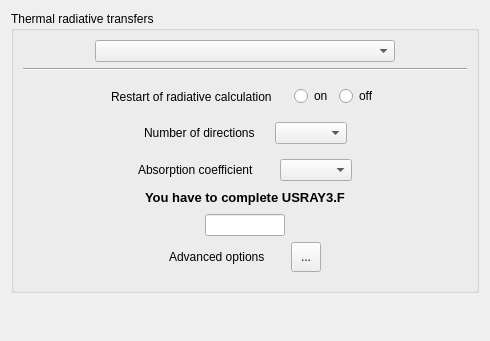
First picture: the form in gui/Pages/ThermalRadiationForm.ui, repository code-saturne/code_saturne, before the edit.
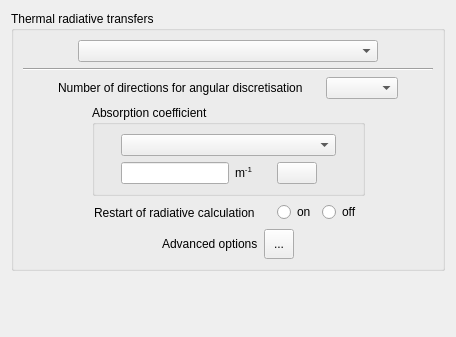
Second picture: the form after the edit. Icons and pictures are not drawn.

Commit message: Numerous modifications in the Graphical User Interface. - refactoring of GUI reader. - update coal combustion management for oxycombustion modelling - update radiative transfer management (partly) - activate formula management for b.c., phys. prop., ... - activate atmospheric modelling - activate mobile mesh and fluid structure interaction management - several fixes

Diff of the .ui file:
```diff
--- a/gui/Pages/ThermalRadiationForm.ui
+++ b/gui/Pages/ThermalRadiationForm.ui
@@ -5,21 +5,21 @@
    <rect>
     <x>0</x>
     <y>0</y>
-    <width>490</width>
-    <height>341</height>
+    <width>456</width>
+    <height>337</height>
    </rect>
   </property>
   <property name="windowTitle" >
    <string>Form</string>
   </property>
-  <layout class="QGridLayout" >
+  <layout class="QGridLayout" name="gridLayout_2" >
    <item row="0" column="0" >
     <widget class="QGroupBox" name="groupBox" >
      <property name="title" >
       <string>Thermal radiative transfers</string>
      </property>
-     <layout class="QGridLayout" >
-      <item row="0" column="0" >
+     <layout class="QVBoxLayout" name="verticalLayout_2" >
+      <item>
        <layout class="QHBoxLayout" >
         <item>
          <spacer>
@@ -65,14 +65,14 @@
         </item>
        </layout>
       </item>
-      <item row="1" column="0" >
+      <item>
        <widget class="Line" name="line" >
         <property name="orientation" >
          <enum>Qt::Horizontal</enum>
         </property>
        </widget>
       </item>
-      <item row="2" column="0" >
+      <item>
        <widget class="QFrame" name="frameOptions" >
         <property name="frameShape" >
          <enum>QFrame::NoFrame</enum>
@@ -80,82 +80,11 @@
         <property name="frameShadow" >
          <enum>QFrame::Raised</enum>
         </property>
-        <layout class="QGridLayout" >
-         <item row="0" column="0" >
-          <layout class="QHBoxLayout" >
-           <item>
-            <spacer>
-             <property name="orientation" >
-              <enum>Qt::Horizontal</enum>
-             </property>
-             <property name="sizeHint" >
-              <size>
-               <width>20</width>
-               <height>21</height>
-              </size>
-             </property>
-            </spacer>
-           </item>
+        <layout class="QVBoxLayout" name="verticalLayout" >
+         <property name="margin" >
+          <number>0</number>
+         </property>
            <item>
-            <layout class="QHBoxLayout" >
-             <item>
-              <widget class="QLabel" name="labelRestart" >
-               <property name="text" >
-                <string>Restart of radiative calculation</string>
-               </property>
-              </widget>
-             </item>
-             <item>
-              <spacer>
-               <property name="orientation" >
-                <enum>Qt::Horizontal</enum>
-               </property>
-               <property name="sizeHint" >
-                <size>
-                 <width>16</width>
-                 <height>16</height>
-                </size>
-               </property>
-              </spacer>
-             </item>
-             <item>
-              <widget class="QRadioButton" name="radioButtonOn" >
-               <property name="toolTip" >
-                <string>Code_Saturne key words: ISUIRD</string>
-               </property>
-               <property name="text" >
-                <string>on</string>
-               </property>
-              </widget>
-             </item>
-             <item>
-              <widget class="QRadioButton" name="radioButtonOff" >
-               <property name="toolTip" >
-                <string>Code_Saturne key words: ISUIRD</string>
-               </property>
-               <property name="text" >
-                <string>off</string>
-               </property>
-              </widget>
-             </item>
-            </layout>
-           </item>
-           <item>
-            <spacer>
-             <property name="orientation" >
-              <enum>Qt::Horizontal</enum>
-             </property>
-             <property name="sizeHint" >
-              <size>
-               <width>16</width>
-               <height>16</height>
-              </size>
-             </property>
-            </spacer>
-           </item>
-          </layout>
-         </item>
-         <item row="1" column="0" >
           <widget class="QFrame" name="frameDirection" >
            <property name="frameShape" >
             <enum>QFrame::NoFrame</enum>
@@ -164,6 +93,9 @@
             <enum>QFrame::Raised</enum>
            </property>
            <layout class="QGridLayout" >
+            <property name="margin" >
+             <number>0</number>
+            </property>
             <item row="0" column="0" >
              <layout class="QHBoxLayout" >
               <item>
@@ -171,7 +103,7 @@
                 <property name="orientation" >
                  <enum>Qt::Horizontal</enum>
                 </property>
-                <property name="sizeHint" >
+                <property name="sizeHint" stdset="0" >
                  <size>
                   <width>16</width>
                   <height>16</height>
@@ -187,7 +119,7 @@
                 <item>
                  <widget class="QLabel" name="labelDirection" >
                   <property name="text" >
-                   <string>Number of directions</string>
+                   <string>Number of directions for angular discretisation </string>
                   </property>
                  </widget>
                 </item>
@@ -196,7 +128,7 @@
                   <property name="orientation" >
                    <enum>Qt::Horizontal</enum>
                   </property>
-                  <property name="sizeHint" >
+                  <property name="sizeHint" stdset="0" >
                    <size>
                     <width>20</width>
                     <height>20</height>
@@ -218,7 +150,7 @@
                 <property name="orientation" >
                  <enum>Qt::Horizontal</enum>
                 </property>
-                <property name="sizeHint" >
+                <property name="sizeHint" stdset="0" >
                  <size>
                   <width>20</width>
                   <height>20</height>
@@ -231,155 +163,217 @@
            </layout>
           </widget>
          </item>
-         <item row="2" column="0" >
-          <layout class="QHBoxLayout" >
            <item>
-            <spacer>
+          <layout class="QHBoxLayout" name="horizontalLayout_3" >
+           <item>
+            <spacer name="horizontalSpacer_4" >
              <property name="orientation" >
               <enum>Qt::Horizontal</enum>
              </property>
-             <property name="sizeHint" >
+             <property name="sizeHint" stdset="0" >
               <size>
-               <width>20</width>
-               <height>20</height>
+               <width>17</width>
+               <height>17</height>
               </size>
              </property>
             </spacer>
            </item>
            <item>
-            <layout class="QHBoxLayout" >
-             <item>
-              <widget class="QLabel" name="label" >
-               <property name="text" >
+            <widget class="QGroupBox" name="groupBox_2" >
+             <property name="title" >
                 <string>Absorption coefficient</string>
                </property>
-              </widget>
-             </item>
+             <layout class="QHBoxLayout" name="horizontalLayout_2" >
              <item>
-              <spacer>
+               <spacer name="horizontalSpacer_2" >
                <property name="orientation" >
                 <enum>Qt::Horizontal</enum>
                </property>
-               <property name="sizeHint" >
+                <property name="sizeHint" stdset="0" >
                 <size>
-                 <width>20</width>
-                 <height>21</height>
+                  <width>17</width>
+                  <height>17</height>
                 </size>
                </property>
               </spacer>
              </item>
              <item>
+               <layout class="QGridLayout" name="gridLayout" >
+                <item row="0" column="0" colspan="2" >
               <widget class="QComboBox" name="comboBoxAbsorption" />
              </item>
-            </layout>
+                <item row="1" column="0" >
+                 <layout class="QHBoxLayout" name="horizontalLayout" >
+                  <item>
+                   <widget class="QLineEdit" name="lineEditCoeff" />
            </item>
            <item>
-            <spacer>
+                   <widget class="QLabel" name="label" >
+                    <property name="text" >
+                     <string>m&lt;sup>-1&lt;/sup></string>
+                    </property>
+                   </widget>
+                  </item>
+                  <item>
+                   <spacer name="horizontalSpacer" >
              <property name="orientation" >
               <enum>Qt::Horizontal</enum>
              </property>
-             <property name="sizeHint" >
+                    <property name="sizeHint" stdset="0" >
               <size>
-               <width>16</width>
-               <height>16</height>
+                      <width>17</width>
+                      <height>17</height>
               </size>
              </property>
             </spacer>
            </item>
-          </layout>
-         </item>
-         <item row="3" column="0" >
-          <layout class="QHBoxLayout" >
-           <item>
-            <spacer>
+                  <item>
+                   <widget class="QPushButton" name="pushButtonCoeffFormula" >
+                    <property name="text" >
+                     <string/>
+                    </property>
+                    <property name="icon" >
+                     <iconset resource="resources_pages.qrc" >
+                      <normaloff>:/new/prefix1/icons/22x22/edit-find-replace.png</normaloff>:/new/prefix1/icons/22x22/edit-find-replace.png</iconset>
+                    </property>
+                    <property name="iconSize" >
+                     <size>
+                      <width>22</width>
+                      <height>22</height>
+                     </size>
+                    </property>
+                   </widget>
+                  </item>
+                 </layout>
+                </item>
+                <item row="1" column="1" >
+                 <spacer name="horizontalSpacer_6" >
              <property name="orientation" >
               <enum>Qt::Horizontal</enum>
              </property>
-             <property name="sizeHint" >
+                  <property name="sizeHint" stdset="0" >
               <size>
-               <width>20</width>
+                    <width>13</width>
                <height>20</height>
               </size>
              </property>
             </spacer>
            </item>
+               </layout>
+              </item>
            <item>
-            <widget class="QLabel" name="labelVariCoeff" >
-             <property name="font" >
-              <font>
-               <pointsize>10</pointsize>
-               <weight>75</weight>
-               <bold>true</bold>
-              </font>
-             </property>
-             <property name="text" >
-              <string>You have to complete USRAY3.F</string>
-             </property>
+               <spacer name="horizontalSpacer_3" >
+                <property name="orientation" >
+                 <enum>Qt::Horizontal</enum>
+                </property>
+                <property name="sizeHint" stdset="0" >
+                 <size>
+                  <width>17</width>
+                  <height>17</height>
+                 </size>
+                </property>
+               </spacer>
+              </item>
+             </layout>
             </widget>
            </item>
            <item>
-            <spacer>
+            <spacer name="horizontalSpacer_5" >
              <property name="orientation" >
               <enum>Qt::Horizontal</enum>
              </property>
-             <property name="sizeHint" >
+             <property name="sizeHint" stdset="0" >
               <size>
-               <width>16</width>
-               <height>21</height>
+               <width>13</width>
+               <height>13</height>
               </size>
              </property>
             </spacer>
            </item>
           </layout>
          </item>
-         <item row="4" column="0" >
+         <item>
           <layout class="QHBoxLayout" >
            <item>
             <spacer>
              <property name="orientation" >
               <enum>Qt::Horizontal</enum>
              </property>
-             <property name="sizeHint" >
+             <property name="sizeHint" stdset="0" >
               <size>
                <width>20</width>
-               <height>20</height>
+               <height>21</height>
               </size>
              </property>
             </spacer>
            </item>
            <item>
-            <widget class="QLineEdit" name="lineEditCoeff" >
-             <property name="maximumSize" >
+            <layout class="QHBoxLayout" >
+             <item>
+              <widget class="QLabel" name="labelRestart" >
+               <property name="text" >
+                <string>Restart of radiative calculation</string>
+               </property>
+              </widget>
+             </item>
+             <item>
+              <spacer>
+               <property name="orientation" >
+                <enum>Qt::Horizontal</enum>
+               </property>
+               <property name="sizeHint" stdset="0" >
               <size>
-               <width>80</width>
-               <height>16777215</height>
-              </size>
-             </property>
+                 <width>16</width>
+                 <height>16</height>
+                </size>
+               </property>
+              </spacer>
+             </item>
+             <item>
+              <widget class="QRadioButton" name="radioButtonOn" >
+               <property name="toolTip" >
+                <string>Code_Saturne key words: ISUIRD</string>
+               </property>
+               <property name="text" >
+                <string>on</string>
+               </property>
             </widget>
            </item>
            <item>
+              <widget class="QRadioButton" name="radioButtonOff" >
+               <property name="toolTip" >
+                <string>Code_Saturne key words: ISUIRD</string>
+               </property>
+               <property name="text" >
+                <string>off</string>
+               </property>
+              </widget>
+             </item>
+            </layout>
+           </item>
+           <item>
             <spacer>
              <property name="orientation" >
               <enum>Qt::Horizontal</enum>
              </property>
-             <property name="sizeHint" >
+             <property name="sizeHint" stdset="0" >
               <size>
                <width>16</width>
-               <height>21</height>
+               <height>16</height>
               </size>
              </property>
             </spacer>
            </item>
           </layout>
          </item>
-         <item row="5" column="0" >
+         <item>
           <layout class="QHBoxLayout" >
            <item>
             <spacer>
              <property name="orientation" >
               <enum>Qt::Horizontal</enum>
              </property>
-             <property name="sizeHint" >
+             <property name="sizeHint" stdset="0" >
               <size>
                <width>20</width>
                <height>20</height>
@@ -396,19 +390,6 @@
                </property>
               </widget>
              </item>
-             <item>
-              <spacer>
-               <property name="orientation" >
-                <enum>Qt::Horizontal</enum>
-               </property>
-               <property name="sizeHint" >
-                <size>
-                 <width>20</width>
-                 <height>20</height>
-                </size>
-               </property>
-              </spacer>
-             </item>
              <item>
               <widget class="QToolButton" name="toolButtonAdvanced" >
                <property name="minimumSize" >
@@ -420,6 +401,16 @@
                <property name="text" >
                 <string>...</string>
                </property>
+               <property name="icon" >
+                <iconset resource="resources_pages.qrc" >
+                 <normaloff>:/new/prefix1/icons/22x22/preferences-system.png</normaloff>:/new/prefix1/icons/22x22/preferences-system.png</iconset>
+               </property>
+               <property name="iconSize" >
+                <size>
+                 <width>22</width>
+                 <height>22</height>
+                </size>
+               </property>
               </widget>
              </item>
             </layout>
@@ -429,7 +420,7 @@
              <property name="orientation" >
               <enum>Qt::Horizontal</enum>
              </property>
-             <property name="sizeHint" >
+             <property name="sizeHint" stdset="0" >
               <size>
                <width>16</width>
                <height>21</height>
@@ -450,7 +441,7 @@
      <property name="orientation" >
       <enum>Qt::Vertical</enum>
      </property>
-     <property name="sizeHint" >
+     <property name="sizeHint" stdset="0" >
       <size>
        <width>16</width>
        <height>16</height>
```
Left out of the diff: 10 changed lines with no effect on the pictures. Lines whose indentation alone changed are shown as unchanged. The commit also changes 78 other files.
